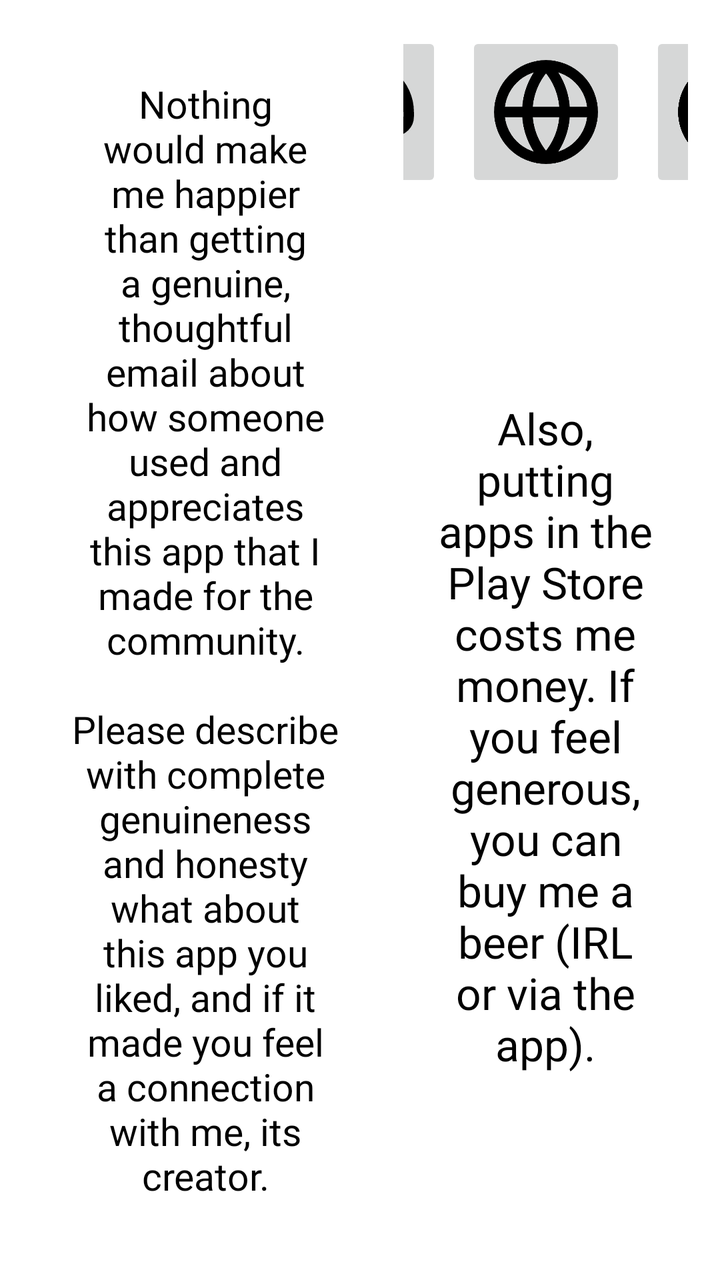
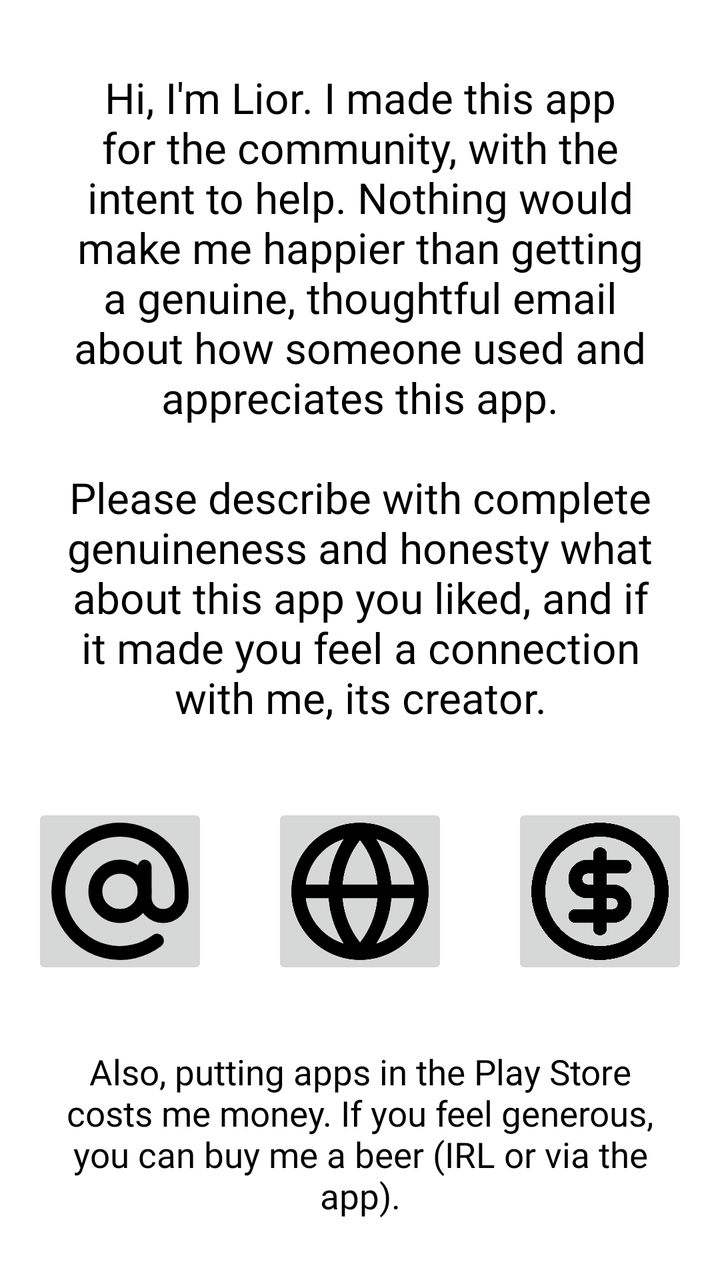

Screens rendered from an Android XML layout before and after an edit, with the pre-edit source and the edit as a unified diff.
<!-- AndroidManifest.xml: application theme Theme.SixStep -->
<!-- res/layout/activity_heart.xml -->
<?xml version="1.0" encoding="utf-8"?>
<LinearLayout xmlns:android="http://schemas.android.com/apk/res/android"
    android:id="@+id/root"
    android:layout_width="match_parent"
    android:layout_height="match_parent"
    android:orientation="horizontal"
    android:padding="16dp">

    <TextView
        android:id="@+id/note"
        android:layout_width="0dp"
        android:layout_height="match_parent"
        android:layout_weight="11"
        android:gravity="center"
        android:padding="20dp"
        android:text="@string/heart_note"
        android:textColor="#000000"
        android:fontFamily="@font/inter_regular"
        android:autoSizeTextType="uniform"
        android:autoSizeMinTextSize="11sp"
        android:autoSizeMaxTextSize="22sp" />

    <LinearLayout
        android:layout_width="0dp"
        android:layout_height="match_parent"
        android:layout_weight="9"
        android:layout_marginStart="12dp"
        android:orientation="vertical">

        <LinearLayout
            android:layout_width="match_parent"
            android:layout_height="wrap_content"
            android:gravity="center"
            android:orientation="horizontal">

            <ImageButton
                android:id="@+id/mail"
                android:layout_width="80dp"
                android:layout_height="80dp"
                android:padding="12dp"
                android:scaleType="fitCenter"
                android:src="@drawable/ic_at"
                android:contentDescription="@string/email_me" />

            <ImageButton
                android:id="@+id/web"
                android:layout_width="80dp"
                android:layout_height="80dp"
                android:layout_marginStart="12dp"
                android:padding="12dp"
                android:scaleType="fitCenter"
                android:src="@drawable/ic_globe"
                android:contentDescription="@string/my_website" />

            <ImageButton
                android:id="@+id/money"
                android:layout_width="80dp"
                android:layout_height="80dp"
                android:layout_marginStart="12dp"
                android:padding="12dp"
                android:scaleType="fitCenter"
                android:src="@drawable/ic_dollar"
                android:contentDescription="@string/buy_beer" />
        </LinearLayout>

        <TextView
            android:id="@+id/beer"
            android:layout_width="match_parent"
            android:layout_height="0dp"
            android:layout_weight="1"
            android:layout_marginTop="16dp"
            android:gravity="center"
            android:padding="16dp"
            android:text="@string/heart_beer"
            android:textColor="#000000"
            android:fontFamily="@font/inter_regular"
            android:autoSizeTextType="uniform"
            android:autoSizeMinTextSize="11sp"
            android:autoSizeMaxTextSize="22sp" />
    </LinearLayout>
</LinearLayout>
<!-- resources referenced by this layout -->
<resources>
  <!-- drawable ic_at (drawable) -->
  <?xml version="1.0" encoding="utf-8"?>
  <vector xmlns:android="http://schemas.android.com/apk/res/android"
      android:width="24dp" android:height="24dp" android:viewportWidth="24" android:viewportHeight="24">
      <path android:pathData="M 8 12 a 4 4 0 1 0 8 0 a 4 4 0 1 0 -8 0 Z"
          android:fillColor="#00000000" android:strokeColor="#000000" android:strokeWidth="2.25"
          android:strokeLineCap="round" android:strokeLineJoin="round" />
      <path android:pathData="M 16 8 v 5 a 3 3 0 0 0 6 0 v -1 a 10 10 0 1 0 -4 8"
          android:fillColor="#00000000" android:strokeColor="#000000" android:strokeWidth="2.25"
          android:strokeLineCap="round" android:strokeLineJoin="round" />
  </vector>
  <!-- drawable ic_dollar (drawable) -->
  <?xml version="1.0" encoding="utf-8"?>
  <vector xmlns:android="http://schemas.android.com/apk/res/android"
      android:width="24dp" android:height="24dp" android:viewportWidth="24" android:viewportHeight="24">
      <path android:pathData="M 2 12 a 10 10 0 1 0 20 0 a 10 10 0 1 0 -20 0 Z"
          android:fillColor="#00000000" android:strokeColor="#000000" android:strokeWidth="2.25"
          android:strokeLineCap="round" android:strokeLineJoin="round" />
      <path android:pathData="M 16 8 h -6 a 2 2 0 1 0 0 4 h 4 a 2 2 0 1 1 0 4 H 8"
          android:fillColor="#00000000" android:strokeColor="#000000" android:strokeWidth="2.25"
          android:strokeLineCap="round" android:strokeLineJoin="round" />
      <path android:pathData="M 12 18 V 6"
          android:fillColor="#00000000" android:strokeColor="#000000" android:strokeWidth="2.25"
          android:strokeLineCap="round" android:strokeLineJoin="round" />
  </vector>
  <!-- drawable ic_globe (drawable) -->
  <?xml version="1.0" encoding="utf-8"?>
  <vector xmlns:android="http://schemas.android.com/apk/res/android"
      android:width="24dp" android:height="24dp" android:viewportWidth="24" android:viewportHeight="24">
      <path android:pathData="M 2 12 a 10 10 0 1 0 20 0 a 10 10 0 1 0 -20 0 Z"
          android:fillColor="#00000000" android:strokeColor="#000000" android:strokeWidth="2.25"
          android:strokeLineCap="round" android:strokeLineJoin="round" />
      <path android:pathData="M 12 2 a 14.5 14.5 0 0 0 0 20 a 14.5 14.5 0 0 0 0 -20"
          android:fillColor="#00000000" android:strokeColor="#000000" android:strokeWidth="2.25"
          android:strokeLineCap="round" android:strokeLineJoin="round" />
      <path android:pathData="M 2 12 h 20"
          android:fillColor="#00000000" android:strokeColor="#000000" android:strokeWidth="2.25"
          android:strokeLineCap="round" android:strokeLineJoin="round" />
  </vector>
  <string name="buy_beer">Buy me a beer</string>
  <string name="email_me">Email me</string>
  <string name="heart_beer">Also, putting apps in the Play Store costs me money. If you feel generous, you can buy me a beer (IRL or via the app).</string>
  <string name="heart_note">Nothing would make me happier than getting a genuine, thoughtful email about how someone used and appreciates this app that I made for the community.\n\nPlease describe with complete genuineness and honesty what about this app you liked, and if it made you feel a connection with me, its creator.</string>
  <string name="my_website">My website</string>
  <style name="Theme.SixStep" parent="Theme.Material3.Light.NoActionBar">
          <item name="colorPrimary">@color/leader</item>
          <item name="colorSecondary">@color/follower</item>
          <item name="android:windowBackground">@color/floor</item>
      </style>
  <color name="leader">#2E6EE6</color>
  <color name="follower">#EB50A0</color>
  <color name="floor">#FFFFFF</color>
</resources>

<!-- the commit's change to res/layout/activity_heart.xml (unified diff, before → after) -->
@@ -3,79 +3,80 @@
     android:id="@+id/root"
     android:layout_width="match_parent"
     android:layout_height="match_parent"
-    android:orientation="horizontal"
+    android:orientation="vertical"
     android:padding="16dp">
 
     <TextView
         android:id="@+id/note"
-        android:layout_width="0dp"
-        android:layout_height="match_parent"
-        android:layout_weight="11"
+        android:layout_width="match_parent"
+        android:layout_height="0dp"
+        android:layout_weight="32"
         android:gravity="center"
-        android:padding="20dp"
+        android:padding="16dp"
         android:text="@string/heart_note"
+        android:textColor="#000000"
+        android:fontFamily="@font/inter_regular"
+        android:autoSizeTextType="uniform"
+        android:autoSizeMinTextSize="12sp"
+        android:autoSizeMaxTextSize="24sp" />
+
+    <LinearLayout
+        android:layout_width="match_parent"
+        android:layout_height="wrap_content"
+        android:layout_marginTop="20dp"
+        android:layout_marginBottom="20dp"
+        android:gravity="center"
+        android:orientation="horizontal">
+
+        <ImageButton
+            android:id="@+id/mail"
+            android:layout_width="88dp"
+            android:layout_height="88dp"
+            android:padding="7dp"
+            android:scaleType="fitCenter"
+            android:src="@drawable/ic_at"
+            android:contentDescription="@string/email_me" />
+
+        <Space
+            android:layout_width="0dp"
+            android:layout_height="1dp"
+            android:layout_weight="1" />
+
+        <ImageButton
+            android:id="@+id/web"
+            android:layout_width="88dp"
+            android:layout_height="88dp"
+            android:padding="7dp"
+            android:scaleType="fitCenter"
+            android:src="@drawable/ic_globe"
+            android:contentDescription="@string/my_website" />
+
+        <Space
+            android:layout_width="0dp"
+            android:layout_height="1dp"
+            android:layout_weight="1" />
+
+        <ImageButton
+            android:id="@+id/money"
+            android:layout_width="88dp"
+            android:layout_height="88dp"
+            android:padding="7dp"
+            android:scaleType="fitCenter"
+            android:src="@drawable/ic_dollar"
+            android:contentDescription="@string/buy_beer" />
+    </LinearLayout>
+
+    <TextView
+        android:id="@+id/beer"
+        android:layout_width="match_parent"
+        android:layout_height="0dp"
+        android:layout_weight="10"
+        android:gravity="center"
+        android:padding="14dp"
+        android:text="@string/heart_beer"
         android:textColor="#000000"
         android:fontFamily="@font/inter_regular"
         android:autoSizeTextType="uniform"
         android:autoSizeMinTextSize="11sp"
         android:autoSizeMaxTextSize="22sp" />
-
-    <LinearLayout
-        android:layout_width="0dp"
-        android:layout_height="match_parent"
-        android:layout_weight="9"
-        android:layout_marginStart="12dp"
-        android:orientation="vertical">
-
-        <LinearLayout
-            android:layout_width="match_parent"
-            android:layout_height="wrap_content"
-            android:gravity="center"
-            android:orientation="horizontal">
-
-            <ImageButton
-                android:id="@+id/mail"
-                android:layout_width="80dp"
-                android:layout_height="80dp"
-                android:padding="12dp"
-                android:scaleType="fitCenter"
-                android:src="@drawable/ic_at"
-                android:contentDescription="@string/email_me" />
-
-            <ImageButton
-                android:id="@+id/web"
-                android:layout_width="80dp"
-                android:layout_height="80dp"
-                android:layout_marginStart="12dp"
-                android:padding="12dp"
-                android:scaleType="fitCenter"
-                android:src="@drawable/ic_globe"
-                android:contentDescription="@string/my_website" />
-
-            <ImageButton
-                android:id="@+id/money"
-                android:layout_width="80dp"
-                android:layout_height="80dp"
-                android:layout_marginStart="12dp"
-                android:padding="12dp"
-                android:scaleType="fitCenter"
-                android:src="@drawable/ic_dollar"
-                android:contentDescription="@string/buy_beer" />
-        </LinearLayout>
-
-        <TextView
-            android:id="@+id/beer"
-            android:layout_width="match_parent"
-            android:layout_height="0dp"
-            android:layout_weight="1"
-            android:layout_marginTop="16dp"
-            android:gravity="center"
-            android:padding="16dp"
-            android:text="@string/heart_beer"
-            android:textColor="#000000"
-            android:fontFamily="@font/inter_regular"
-            android:autoSizeTextType="uniform"
-            android:autoSizeMinTextSize="11sp"
-            android:autoSizeMaxTextSize="22sp" />
-    </LinearLayout>
 </LinearLayout>
<!-- resource entries referenced after the edit -->
@@ -42,7 +42,7 @@
   <string name="buy_beer">Buy me a beer</string>
   <string name="email_me">Email me</string>
   <string name="heart_beer">Also, putting apps in the Play Store costs me money. If you feel generous, you can buy me a beer (IRL or via the app).</string>
-  <string name="heart_note">Nothing would make me happier than getting a genuine, thoughtful email about how someone used and appreciates this app that I made for the community.\n\nPlease describe with complete genuineness and honesty what about this app you liked, and if it made you feel a connection with me, its creator.</string>
+  <string name="heart_note">Hi, I\'m Lior. I made this app for the community, with the intent to help. Nothing would make me happier than getting a genuine, thoughtful email about how someone used and appreciates this app.\n\nPlease describe with complete genuineness and honesty what about this app you liked, and if it made you feel a connection with me, its creator.</string>
   <string name="my_website">My website</string>
   <style name="Theme.SixStep" parent="Theme.Material3.Light.NoActionBar">
           <item name="colorPrimary">@color/leader</item>
